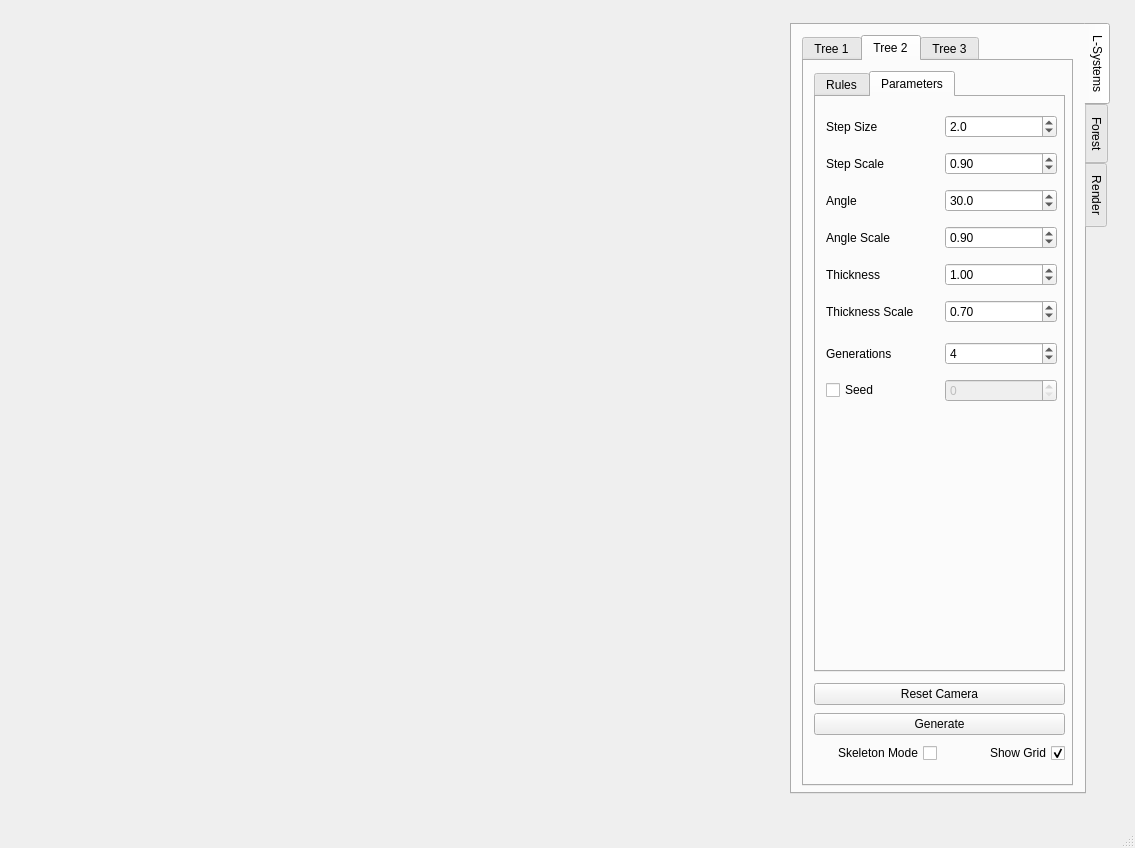
BenCarey88/ForestGenerator, file ForestGenerator/ui/MainWindow.ui: the form before one commit.
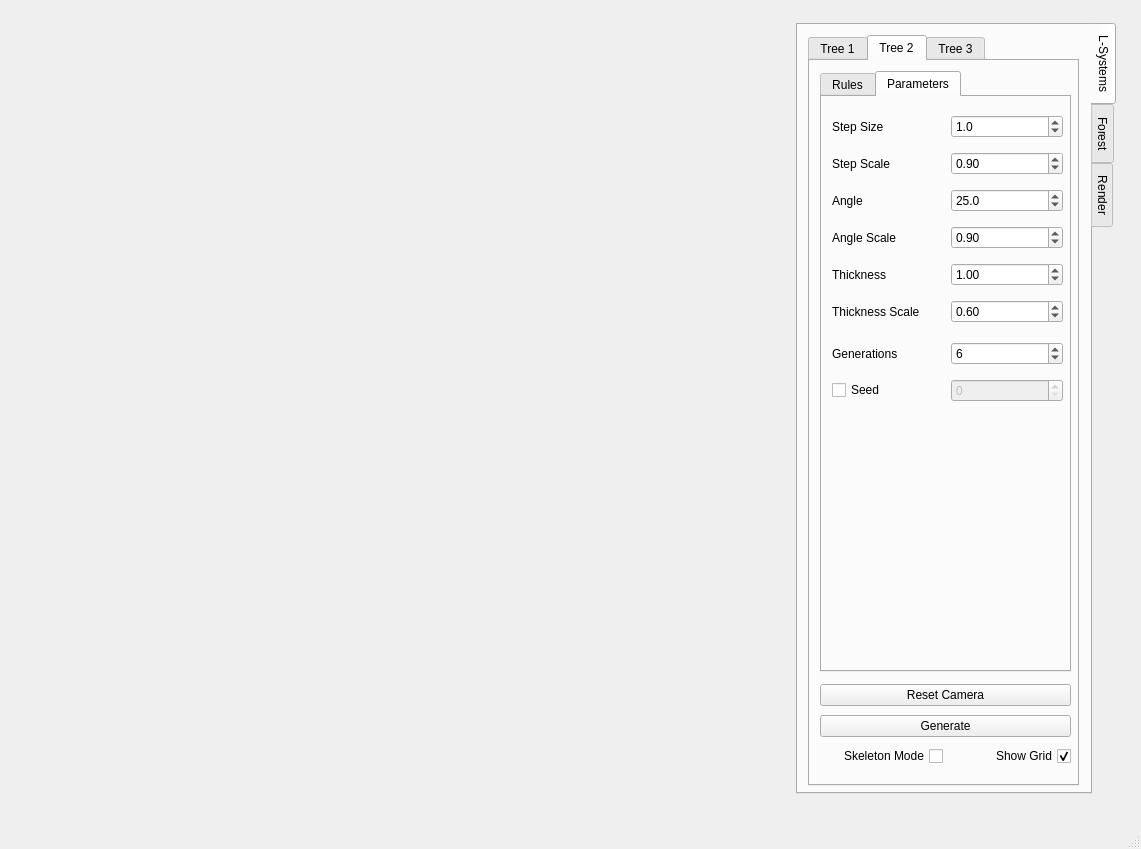
The form after the commit. The open tabs and pages were chosen to show the change.

Commit message: OK I think new interface is mostly up and running now, gotta keep an eye on the tree painting stuff and implement new bits

Diff of the .ui file:
```diff
--- a/ForestGenerator/ui/MainWindow.ui
+++ b/ForestGenerator/ui/MainWindow.ui
@@ -6,8 +6,8 @@
    <rect>
     <x>0</x>
     <y>0</y>
-    <width>1135</width>
-    <height>848</height>
+    <width>1141</width>
+    <height>849</height>
    </rect>
   </property>
   <property name="windowTitle">
@@ -743,7 +743,7 @@
                    <double>0.100000000000000</double>
                   </property>
                   <property name="value">
-                   <double>2.000000000000000</double>
+                   <double>1.000000000000000</double>
                   </property>
                  </widget>
                 </item>
@@ -785,7 +785,7 @@
                    <number>1</number>
                   </property>
                   <property name="value">
-                   <double>30.000000000000000</double>
+                   <double>25.000000000000000</double>
                   </property>
                  </widget>
                 </item>
@@ -854,7 +854,7 @@
                    <double>0.010000000000000</double>
                   </property>
                   <property name="value">
-                   <double>0.700000000000000</double>
+                   <double>0.600000000000000</double>
                   </property>
                  </widget>
                 </item>
@@ -888,7 +888,7 @@
                 <item>
                  <widget class="QSpinBox" name="m_generation_2">
                   <property name="value">
-                   <number>4</number>
+                   <number>6</number>
                   </property>
                  </widget>
                 </item>
@@ -922,7 +922,7 @@
              <x>10</x>
              <y>620</y>
              <width>251</width>
-             <height>91</height>
+             <height>95</height>
             </rect>
            </property>
            <layout class="QVBoxLayout" name="buttonsLayout_2">
```
Left out of the diff: 6 changed lines with no effect on the pictures. The commit also changes 6 other files.
